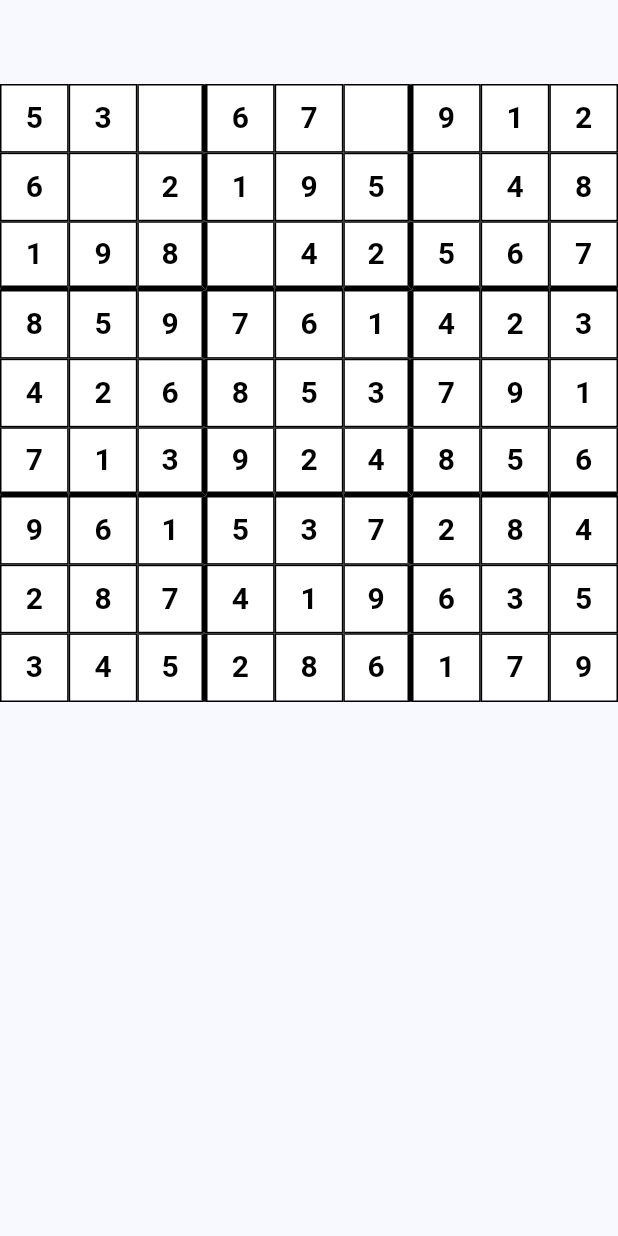
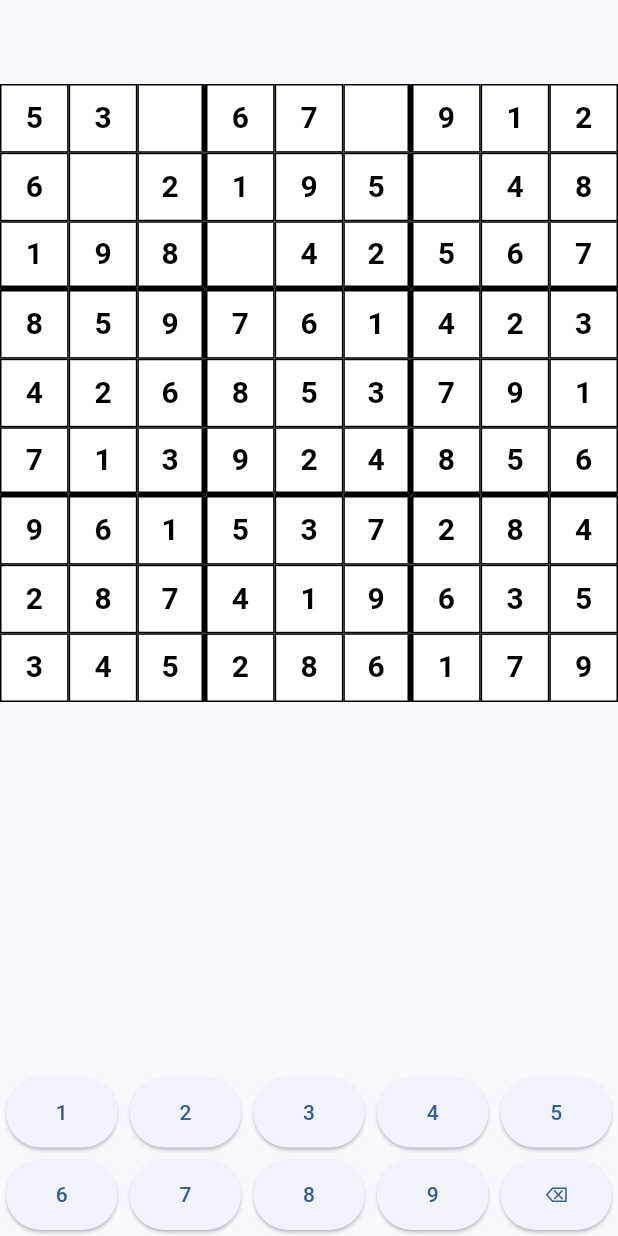
Before and after one commit to ShadySloth/Sudoku-Samurai, a Flutter app: the screen it shows after launch, on a phone screen of 412 x 824 dp. Run offline on Flutter 3.47's test engine with Material 3 defaults, Android fonts, the light colour scheme and no system bars.

Commit message:
Add number pad and Sudoku validation flow
Introduces interactive puzzle input by adding a NumberPad widget and wiring it into the home screen for number entry and clearing selected cells. The SudokuGrid model now tracks invalid entries, validates rows/columns/boxes after edits, and exposes solved-state detection. The board UI was updated to use parent-driven selection and to render invalid user-entered values in red, and puzzle completion now shows a congratulatory dialog.

```diff
--- /dev/null
+++ b/lib/widgets/number_pad.dart
@@ -0,0 +1,43 @@
+import 'package:flutter/material.dart';
+
+class NumberPad extends StatelessWidget {
+  final ValueChanged<int> onNumberSelected;
+  final VoidCallback onClear;
+
+  const NumberPad({
+    super.key,
+    required this.onNumberSelected,
+    required this.onClear
+  });
+
+  @override
+  Widget build(BuildContext context) {
+    return GridView.count(
+      crossAxisCount: 5,
+      shrinkWrap: true,
+      physics: const NeverScrollableScrollPhysics(),
+      childAspectRatio: 1.5,
+      children: [
+        ...List.generate(9, (index) {
+        final number = index + 1;
+
+        return Padding(
+          padding: const EdgeInsets.all(4),
+          child: ElevatedButton(
+              onPressed: () {
+                onNumberSelected(number);
+              },
+              child: Text('$number'),
+          ),
+        );
+      }),
+        Padding(
+          padding: const EdgeInsets.all(4),
+          child: ElevatedButton(
+              onPressed: onClear,
+              child: const Text('⌫'))
+        )
+      ],
+    );
+  }
+}
--- a/lib/widgets/sudoku_board.dart
+++ b/lib/widgets/sudoku_board.dart
@@ -7,7 +7,12 @@ class SudokuBoard extends StatefulWidget {
   final int? selectedCell;
   final ValueChanged<int> onCellSelected;
 
-  const SudokuBoard({super.key, required this.grid, required this.selectedCell, required this.onCellSelected});
+  const SudokuBoard({
+    super.key,
+    required this.grid,
+    required this.selectedCell,
+    required this.onCellSelected,
+  });
 
   @override
   State<SudokuBoard> createState() => _SudokuBoardState();
@@ -30,9 +35,13 @@ class _SudokuBoardState extends State<SudokuBoard> {
         final value = widget.grid.cells[row][column];
         final isGiven = widget.grid.original[row][column] != null;
 
-        final isSelected = selectedCell == index;
-        final selectedRow = selectedCell == null ? null : selectedCell! ~/ 9;
-        final selectedColumn = selectedCell == null ? null : selectedCell! % 9;
+        final isSelected = widget.selectedCell == index;
+        final selectedRow = widget.selectedCell == null
+            ? null
+            : widget.selectedCell! ~/ 9;
+        final selectedColumn = widget.selectedCell == null
+            ? null
+            : widget.selectedCell! % 9;
 
         final isSameRow = selectedRow != null && row == selectedRow;
         final isSameColumn = selectedColumn != null && column == selectedColumn;
@@ -46,16 +55,7 @@ class _SudokuBoardState extends State<SudokuBoard> {
 
         return GestureDetector(
           onTap: () {
-            setState(() {
-              selectedCell = index;
-
-              final row = index ~/ 9;
-              final column = index % 9;
-
-              if (widget.grid.original[row][column] == null) {
-                widget.grid.setCell(row, column, 7);
-              }
-            });
+            widget.onCellSelected(index);
           },
           child: Container(
             decoration: BoxDecoration(
@@ -83,7 +83,11 @@ class _SudokuBoardState extends State<SudokuBoard> {
                 style: TextStyle(
                   fontSize: 20,
                   fontWeight: isGiven ? FontWeight.bold : FontWeight.normal,
-                  color: isGiven ? Colors.black : Colors.blue,
+                  color: isGiven
+                      ? Colors.black
+                      : widget.grid.incorrect[row][column]
+                          ? Colors.red
+                          : Colors.blue,
                 ),
               ),
             ),
```
Also changed, not shown: lib/main.dart (+68 -3 lines), lib/models/sudoku_grid.dart (+94 -2 lines), 1 other file.
